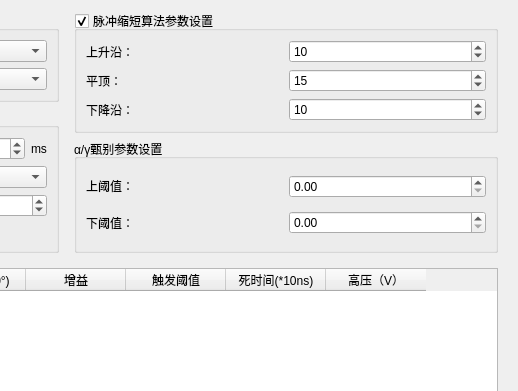
Qt form detsettingwindow.ui (MrXiaomao/HXR_Detector) before a commit; both pictures show x 395 to 913 and y 0 to 391 of the 913 by 705 pixel window.
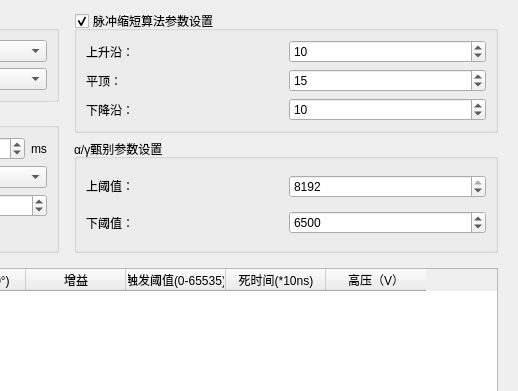
The same form after that commit.

Commit message: V3.1.0 探测器参数配置界面，增加alpha/gamma甄别参数。阈值限制改为0~8192。

Patch:
```diff
--- a/detsettingwindow.ui
+++ b/detsettingwindow.ui
@@ -355,7 +355,17 @@
              </widget>
             </item>
             <item row="0" column="1">
-             <widget class="QDoubleSpinBox" name="doubleSpinBox"/>
+             <widget class="QSpinBox" name="spinBox_alphaGammaUpperThold">
+              <property name="minimum">
+               <number>1</number>
+              </property>
+              <property name="maximum">
+               <number>8192</number>
+              </property>
+              <property name="value">
+               <number>8192</number>
+              </property>
+             </widget>
             </item>
             <item row="1" column="0">
              <widget class="QLabel" name="label_2">
@@ -365,7 +375,17 @@
              </widget>
             </item>
             <item row="1" column="1">
-             <widget class="QDoubleSpinBox" name="doubleSpinBox_2"/>
+             <widget class="QSpinBox" name="spinBox_alphaGammaLowerThold">
+              <property name="minimum">
+               <number>1</number>
+              </property>
+              <property name="maximum">
+               <number>8192</number>
+              </property>
+              <property name="value">
+               <number>6500</number>
+              </property>
+             </widget>
             </item>
            </layout>
           </widget>
@@ -441,7 +461,7 @@
         </column>
         <column>
          <property name="text">
-          <string>触发阈值</string>
+          <string>触发阈值(0-65535)</string>
          </property>
         </column>
         <column>
```
Left out of the diff: 2 changed lines with no effect on the pictures. The commit also changes 13 other files.
